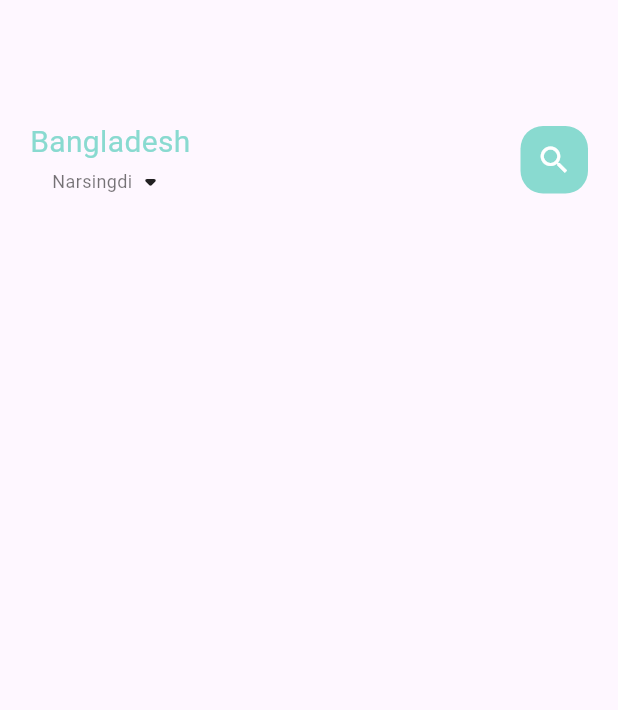
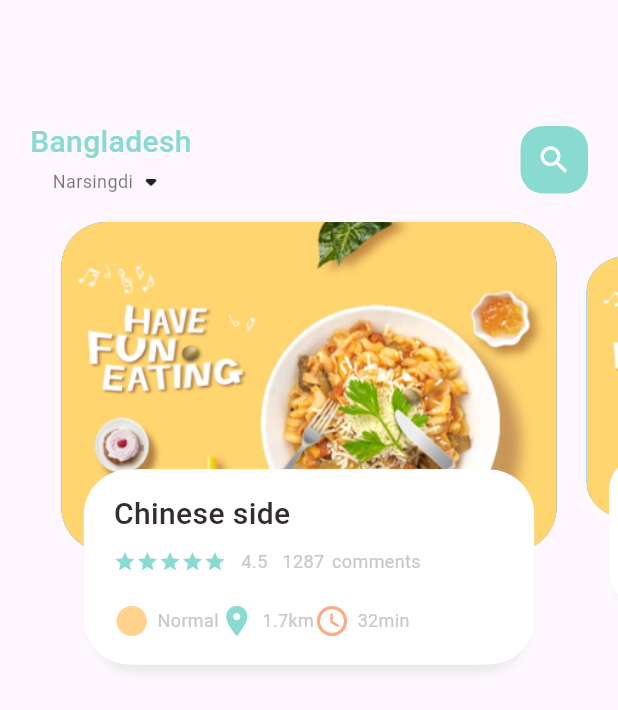
Before and after one commit to ibrohimovG-apps/food_delivery, a Flutter app: the screen it shows after launch, on a phone screen of 412 x 824 dp. Shown: the top 710 px of the screen. Run offline on Flutter 3.47's test engine with Material 3 defaults, Android fonts, the phone set to English and light mode, and no system bars.

Commit message:
food page body

```diff
--- /dev/null
+++ b/lib/home/food_page_body.dart
@@ -0,0 +1,180 @@
+import 'package:flutter/material.dart';
+import 'package:food_delivery/utils/colors.dart';
+import 'package:food_delivery/widgets/big_text.dart';
+import 'package:food_delivery/widgets/icon_and_text_widget.dart';
+import 'package:food_delivery/widgets/small_text.dart';
+
+class FoodPageBody extends StatefulWidget {
+  const FoodPageBody({super.key});
+
+  @override
+  State<FoodPageBody> createState() => _FoodPageBodyState();
+}
+
+class _FoodPageBodyState extends State<FoodPageBody> {
+  PageController pageController = PageController(viewportFraction: 0.85);
+  var _currentPageValue = 0.0;
+  double _scaleFactor = 0.8;
+  double _height = 220;
+
+  @override
+  void initState() {
+    // TODO: implement initState
+    super.initState();
+    pageController.addListener(() {
+      setState(() {
+        _currentPageValue = pageController.page!;
+      });
+    });
+  }
+
+  @override
+  void dispose() {
+    // TODO: implement dispose
+    super.dispose();
+    pageController.dispose();
+  }
+
+  @override
+  Widget build(BuildContext context) {
+    return Container(
+      height: 320,
+      child: PageView.builder(
+        controller: pageController,
+        itemCount: 5,
+        itemBuilder: (context, position) {
+          return _buildPageItem(position);
+        },
+      ),
+    );
+  }
+
+  Widget _buildPageItem(int index) {
+    Matrix4 matrix4 = new Matrix4.identity();
+    if (index == _currentPageValue.floor()) {
+      var currentScale = 1 - (_currentPageValue - index) * (1 - _scaleFactor);
+      var currentTransform = _height * (1 - currentScale) / 2;
+      matrix4 = Matrix4.diagonal3Values(1, currentScale, 1)
+        ..setTranslationRaw(0, currentTransform, 0);
+    } else if (index == _currentPageValue.floor() + 1) {
+      var currentScale =
+          _scaleFactor + (_currentPageValue - index + 1) * (1 - _scaleFactor);
+      var currentTransform = _height * (1 - currentScale) / 2;
+      matrix4 = Matrix4.diagonal3Values(1, currentScale, 1)
+        ..setTranslationRaw(0, currentTransform, 0);
+    } else if (index == _currentPageValue.floor() - 1) {
+      var currentScale = 1 - (_currentPageValue - index) * (1 - _scaleFactor);
+      var currentTransform = _height * (1 - currentScale) / 2;
+      matrix4 = Matrix4.diagonal3Values(1, currentScale, 1)
+        ..setTranslationRaw(0, currentTransform, 0);
+    } else {
+      var currentScale = 0.8;
+      var currentTransform = _height * (1 - currentScale) / 2;
+      matrix4 = Matrix4.diagonal3Values(1, currentScale, 1)
+        ..setTranslationRaw(0, currentTransform, 0);
+    }
+    return Transform(
+      transform: matrix4,
+      child: Stack(
+        children: [
+          Container(
+            height: 220,
+            margin: EdgeInsets.only(left: 10, right: 10),
+            decoration: BoxDecoration(
+              borderRadius: BorderRadius.circular(30),
+              color: Colors.blue,
+              image: DecorationImage(
+                fit: BoxFit.cover,
+                image: AssetImage("assets/image/food0.png"),
+              ),
+            ),
+          ),
+          Align(
+            alignment: Alignment.bottomCenter,
+            child: Container(
+              height: 130,
+              margin: EdgeInsets.only(left: 30, right: 30, bottom: 25),
+              decoration: BoxDecoration(
+                  borderRadius: BorderRadius.circular(30),
+                  color: Colors.white,
+                  boxShadow: [
+                    BoxShadow(
+                      color: Color(0xFFe8e8e8),
+                      blurRadius: 5.0,
+                      offset: Offset(0, 5),
+                    ),
+                    BoxShadow(
+                      color: Colors.white,
+                      offset: Offset(-5, 0),
+                    ),
+                    BoxShadow(
+                      color: Colors.white,
+                      offset: Offset(5, 0),
+                    ),
+                  ]),
+              child: Container(
+                margin: EdgeInsets.only(right: 15, left: 15, top: 15),
+                child: Column(
+                  crossAxisAlignment: CrossAxisAlignment.start,
+                  children: [
+                    BigText(text: "Chinese side"),
+                    SizedBox(
+                      height: 10,
+                    ),
+                    Row(
+                      children: [
+                        Wrap(
+                          children: List.generate(5, (index) {
+                            return Icon(
+                              Icons.star,
+                              color: AppColors.mainColor,
+                              size: 15,
+                            );
+                          }),
+                        ),
+                        SizedBox(
+                          width: 10,
+                        ),
+                        SmallText(text: "4.5"),
+                        SizedBox(
+                          width: 10,
+                        ),
+                        SmallText(text: "1287"),
+                        SizedBox(
+                          width: 5,
+                        ),
+                        SmallText(text: "comments"),
+                      ],
+                    ),
+                    SizedBox(
+                      height: 20,
+                    ),
+                    Row(
+                      children: [
+                        IconAndTextWidget(
+                          icon: Icons.circle_sharp,
+                          text: "Normal",
+                          iconColor: AppColors.iconColor1,
+                        ),
+                        IconAndTextWidget(
+                          icon: Icons.location_on,
+                          text: "1.7km",
+                          iconColor: AppColors.mainColor,
+                        ),
+                        IconAndTextWidget(
+                          icon: Icons.access_time_rounded,
+                          text: "32min",
+                          iconColor: AppColors.iconColor2,
+                        ),
+                      ],
+                    )
+                  ],
+                ),
+              ),
+            ),
+          )
+        ],
+      ),
+    );
+  }
+}
--- a/lib/home/main_food_page.dart
+++ b/lib/home/main_food_page.dart
@@ -1,4 +1,5 @@
 import 'package:flutter/material.dart';
+import 'package:food_delivery/home/food_page_body.dart';
 import 'package:food_delivery/utils/colors.dart';
 import 'package:food_delivery/widgets/big_text.dart';
 import 'package:food_delivery/widgets/small_text.dart';
@@ -64,6 +65,7 @@ class _MainFoodPageState extends State<MainFoodPage> {
               ),
             ),
           ),
+          FoodPageBody(),
         ],
       ),
     );
--- a/lib/widgets/big_text.dart
+++ b/lib/widgets/big_text.dart
@@ -21,7 +21,7 @@ class BigText extends StatelessWidget {
       maxLines: 1,
       overflow: textOverflow,
       style: TextStyle(
-        fontWeight: FontWeight.w400,
+        fontWeight: FontWeight.w500,
         fontSize: size,
         color: color,
       ),
--- /dev/null
+++ b/lib/widgets/icon_and_text_widget.dart
@@ -0,0 +1,32 @@
+import 'package:flutter/material.dart';
+import 'package:food_delivery/widgets/small_text.dart';
+
+class IconAndTextWidget extends StatelessWidget {
+  final IconData icon;
+  final String text;
+  final Color iconColor;
+  const IconAndTextWidget({
+    super.key,
+    required this.icon,
+    required this.text,
+    required this.iconColor,
+  });
+
+  @override
+  Widget build(BuildContext context) {
+    return Row(
+      children: [
+        Icon(
+          icon,
+          color: iconColor,
+        ),
+        SizedBox(
+          width: 5,
+        ),
+        SmallText(
+          text: text,
+        ),
+      ],
+    );
+  }
+}
```
